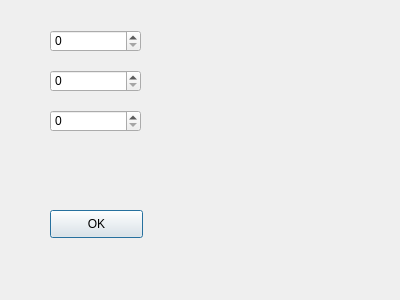
First picture: the form in lab2/addtimer.ui, repository Raikils/K-28_Ivan_Murzin_lab, before the edit.
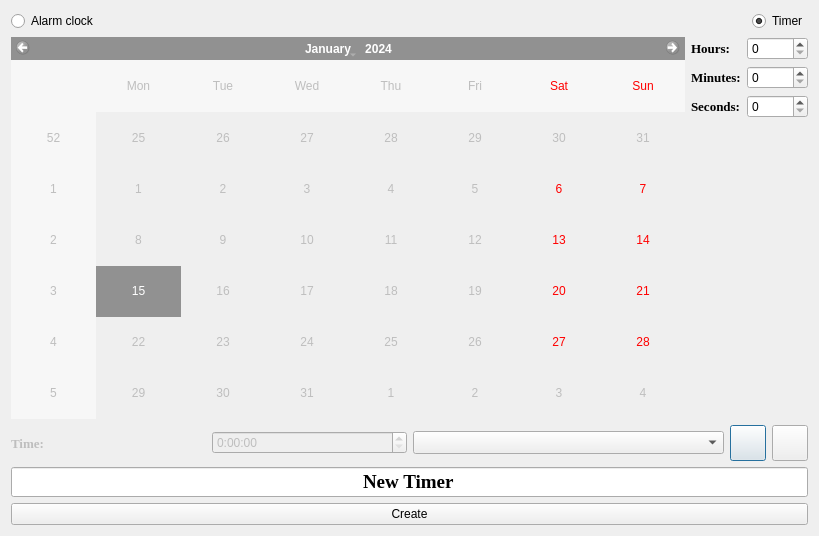
Second picture: the form after the edit. Icons and pictures are not drawn.

```diff
--- a/lab2/addtimer.ui
+++ b/lab2/addtimer.ui
@@ -6,65 +6,289 @@
    <rect>
     <x>0</x>
     <y>0</y>
-    <width>400</width>
-    <height>300</height>
+    <width>819</width>
+    <height>536</height>
    </rect>
   </property>
   <property name="windowTitle">
    <string>Dialog</string>
   </property>
-  <widget class="QSpinBox" name="spinBox_hours">
-   <property name="geometry">
-    <rect>
-     <x>50</x>
-     <y>30</y>
-     <width>91</width>
-     <height>22</height>
-    </rect>
-   </property>
-   <property name="maximum">
-    <number>100000</number>
-   </property>
-  </widget>
-  <widget class="QSpinBox" name="spinBox_minutes">
-   <property name="geometry">
-    <rect>
-     <x>50</x>
-     <y>70</y>
-     <width>91</width>
-     <height>22</height>
-    </rect>
-   </property>
-   <property name="maximum">
-    <number>60</number>
-   </property>
-  </widget>
-  <widget class="QSpinBox" name="spinBox_seconds">
-   <property name="geometry">
-    <rect>
-     <x>50</x>
-     <y>110</y>
-     <width>91</width>
-     <height>22</height>
-    </rect>
-   </property>
-   <property name="maximum">
-    <number>60</number>
-   </property>
-  </widget>
-  <widget class="QPushButton" name="CreateButton">
-   <property name="geometry">
-    <rect>
-     <x>50</x>
-     <y>210</y>
-     <width>93</width>
-     <height>28</height>
-    </rect>
-   </property>
-   <property name="text">
-    <string>OK</string>
-   </property>
-  </widget>
+  <layout class="QVBoxLayout" name="verticalLayout_2">
+   <item>
+    <layout class="QHBoxLayout" name="horizontalLayout">
+     <item>
+      <widget class="QRadioButton" name="radioButton">
+       <property name="text">
+        <string>Alarm clock</string>
+       </property>
+      </widget>
+     </item>
+     <item>
+      <spacer name="horizontalSpacer">
+       <property name="orientation">
+        <enum>Qt::Horizontal</enum>
+       </property>
+       <property name="sizeHint" stdset="0">
+        <size>
+         <width>20</width>
+         <height>20</height>
+        </size>
+       </property>
+      </spacer>
+     </item>
+     <item>
+      <widget class="QRadioButton" name="radioButton_2">
+       <property name="enabled">
+        <bool>true</bool>
+       </property>
+       <property name="text">
+        <string>Timer</string>
+       </property>
+       <property name="checked">
+        <bool>true</bool>
+       </property>
+      </widget>
+     </item>
+    </layout>
+   </item>
+   <item>
+    <layout class="QHBoxLayout" name="horizontalLayout_4">
+     <item>
+      <widget class="QCalendarWidget" name="calendarWidget">
+       <property name="enabled">
+        <bool>false</bool>
+       </property>
+       <property name="gridVisible">
+        <bool>false</bool>
+       </property>
+      </widget>
+     </item>
+     <item>
+      <layout class="QFormLayout" name="formLayout">
+       <item row="0" column="0">
+        <widget class="QLabel" name="label_hours">
+         <property name="font">
+          <font>
+           <family>Times New Roman</family>
+           <pointsize>10</pointsize>
+           <weight>75</weight>
+           <bold>true</bold>
+          </font>
+         </property>
+         <property name="text">
+          <string>Hours:</string>
+         </property>
+        </widget>
+       </item>
+       <item row="0" column="1">
+        <widget class="QSpinBox" name="spinBox_hours">
+         <property name="maximum">
+          <number>10000</number>
+         </property>
+        </widget>
+       </item>
+       <item row="1" column="0">
+        <widget class="QLabel" name="label_minutes">
+         <property name="font">
+          <font>
+           <family>Times New Roman</family>
+           <pointsize>10</pointsize>
+           <weight>75</weight>
+           <bold>true</bold>
+          </font>
+         </property>
+         <property name="text">
+          <string>Minutes:</string>
+         </property>
+        </widget>
+       </item>
+       <item row="1" column="1">
+        <widget class="QSpinBox" name="spinBox_minutes">
+         <property name="maximum">
+          <number>60</number>
+         </property>
+        </widget>
+       </item>
+       <item row="2" column="0">
+        <widget class="QLabel" name="label_seconds">
+         <property name="font">
+          <font>
+           <family>Times New Roman</family>
+           <pointsize>10</pointsize>
+           <weight>75</weight>
+           <bold>true</bold>
+          </font>
+         </property>
+         <property name="text">
+          <string>Seconds:</string>
+         </property>
+        </widget>
+       </item>
+       <item row="2" column="1">
+        <widget class="QSpinBox" name="spinBox_seconds">
+         <property name="maximum">
+          <number>60</number>
+         </property>
+        </widget>
+       </item>
+      </layout>
+     </item>
+    </layout>
+   </item>
+   <item>
+    <layout class="QHBoxLayout" name="horizontalLayout_5">
+     <item>
+      <layout class="QHBoxLayout" name="horizontalLayout_3">
+       <item>
+        <widget class="QLabel" name="label_time">
+         <property name="enabled">
+          <bool>false</bool>
+         </property>
+         <property name="font">
+          <font>
+           <family>Times New Roman</family>
+           <pointsize>10</pointsize>
+           <weight>75</weight>
+           <bold>true</bold>
+          </font>
+         </property>
+         <property name="text">
+          <string>Time:</string>
+         </property>
+        </widget>
+       </item>
+       <item>
+        <widget class="QTimeEdit" name="timeEdit_alarm">
+         <property name="enabled">
+          <bool>false</bool>
+         </property>
+         <property name="displayFormat">
+          <string>h:mm:ss</string>
+         </property>
+         <property name="time">
+          <time>
+           <hour>0</hour>
+           <minute>0</minute>
+           <second>0</second>
+          </time>
+         </property>
+        </widget>
+       </item>
+      </layout>
+     </item>
+     <item>
+      <layout class="QHBoxLayout" name="horizontalLayout_2">
+       <item>
+        <widget class="QComboBox" name="comboBoxSound">
+         <property name="minimumSize">
+          <size>
+           <width>130</width>
+           <height>0</height>
+          </size>
+         </property>
+         <property name="font">
+          <font>
+           <pointsize>10</pointsize>
+          </font>
+         </property>
+         <property name="currentIndex">
+          <number>-1</number>
+         </property>
+         <property name="maxVisibleItems">
+          <number>4</number>
+         </property>
+         <property name="modelColumn">
+          <number>0</number>
+         </property>
+        </widget>
+       </item>
+       <item>
+        <widget class="QPushButton" name="pushButtonPlay">
+         <property name="minimumSize">
+          <size>
+           <width>36</width>
+           <height>36</height>
+          </size>
+         </property>
+         <property name="maximumSize">
+          <size>
+           <width>36</width>
+           <height>36</height>
+          </size>
+         </property>
+         <property name="styleSheet">
+          <string notr="true">background-image: url(:/icon/start.png);</string>
+         </property>
+         <property name="text">
+          <string/>
+         </property>
+         <property name="iconSize">
+          <size>
+           <width>20</width>
+           <height>20</height>
+          </size>
+         </property>
+        </widget>
+       </item>
+       <item>
+        <widget class="QPushButton" name="pushButtonStop">
+         <property name="minimumSize">
+          <size>
+           <width>36</width>
+           <height>36</height>
+          </size>
+         </property>
+         <property name="maximumSize">
+          <size>
+           <width>36</width>
+           <height>36</height>
+          </size>
+         </property>
+         <property name="styleSheet">
+          <string notr="true">background-image: url(:/icon/stop.png);</string>
+         </property>
+         <property name="text">
+          <string/>
+         </property>
+        </widget>
+       </item>
+      </layout>
+     </item>
+    </layout>
+   </item>
+   <item>
+    <layout class="QVBoxLayout" name="verticalLayout">
+     <item>
+      <widget class="QLineEdit" name="lineEdit">
+       <property name="font">
+        <font>
+         <family>Times New Roman</family>
+         <pointsize>14</pointsize>
+         <weight>75</weight>
+         <bold>true</bold>
+        </font>
+       </property>
+       <property name="text">
+        <string>New Timer</string>
+       </property>
+       <property name="maxLength">
+        <number>20</number>
+       </property>
+       <property name="alignment">
+        <set>Qt::AlignCenter</set>
+       </property>
+      </widget>
+     </item>
+     <item>
+      <widget class="QPushButton" name="CreateButton">
+       <property name="text">
+        <string>Create</string>
+       </property>
+      </widget>
+     </item>
+    </layout>
+   </item>
+  </layout>
  </widget>
  <resources/>
  <connections/>
```
Left out of the diff: 2 changed lines with no effect on the pictures.
